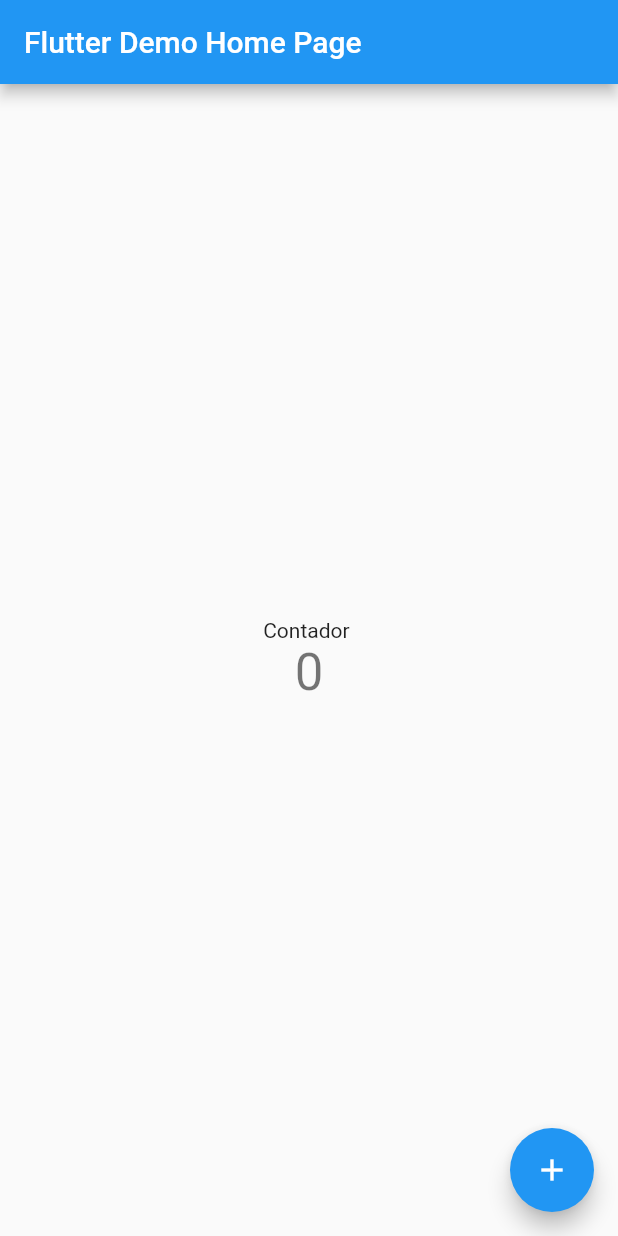
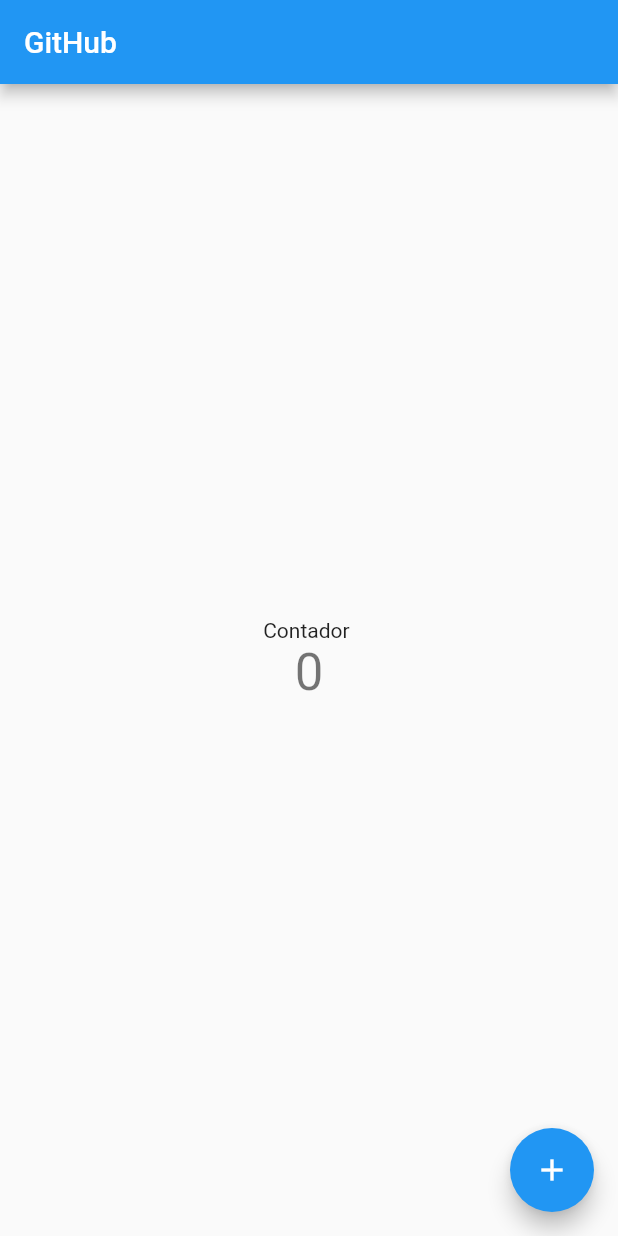
Before and after one commit to JesusArellano16/Git_GitHub, a Flutter app: the screen it shows after launch, on a phone screen of 412 x 824 dp. Run offline on Flutter 3.47's test engine with Material 2 defaults, Android fonts, the phone set to English and light mode, and no system bars.

Commit message:
Se cambio el titulo de la aplicacion

```diff
--- a/lib/main.dart
+++ b/lib/main.dart
@@ -11,11 +11,11 @@ class MyApp extends StatelessWidget {
   @override
   Widget build(BuildContext context) {
     return MaterialApp(
-      title: 'Flutter Demo',
+      title: 'Curso Git',
       theme: ThemeData(
         primarySwatch: Colors.blue,
       ),
-      home: const MyHomePage(title: 'Flutter Demo Home Page'),
+      home: const MyHomePage(title: 'GitHub'),
     );
   }
 }
```
